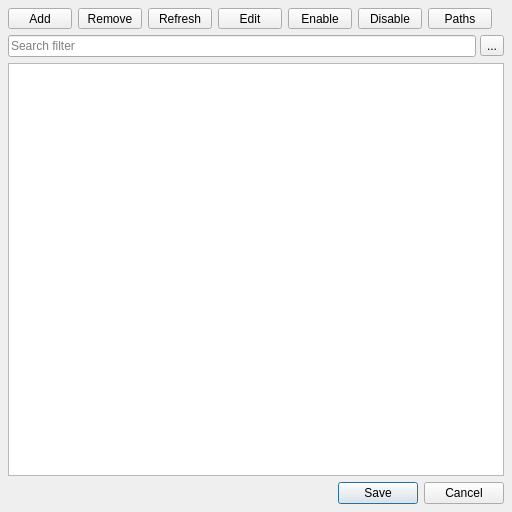
mjbonnington/icarus-gps, file ui/job_management_ui.ui: the form before one commit.
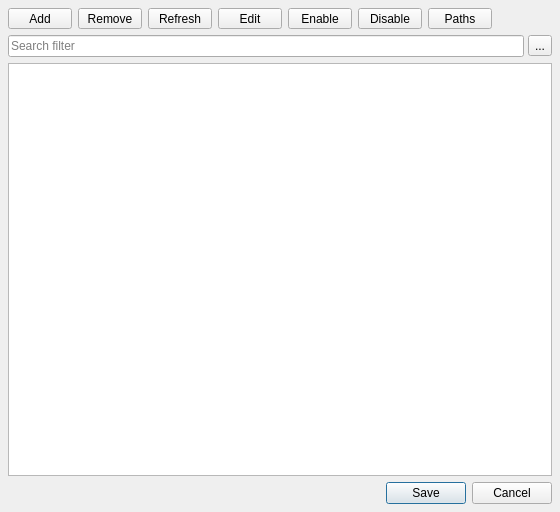
The form after the commit. Icons and pictures are not drawn.

Patch:
```diff
--- a/ui/job_management_ui.ui
+++ b/ui/job_management_ui.ui
@@ -6,7 +6,7 @@
    <rect>
     <x>0</x>
     <y>0</y>
-    <width>512</width>
+    <width>560</width>
     <height>512</height>
    </rect>
   </property>
```
Left out of the diff: 32 changed lines with no effect on the pictures.
